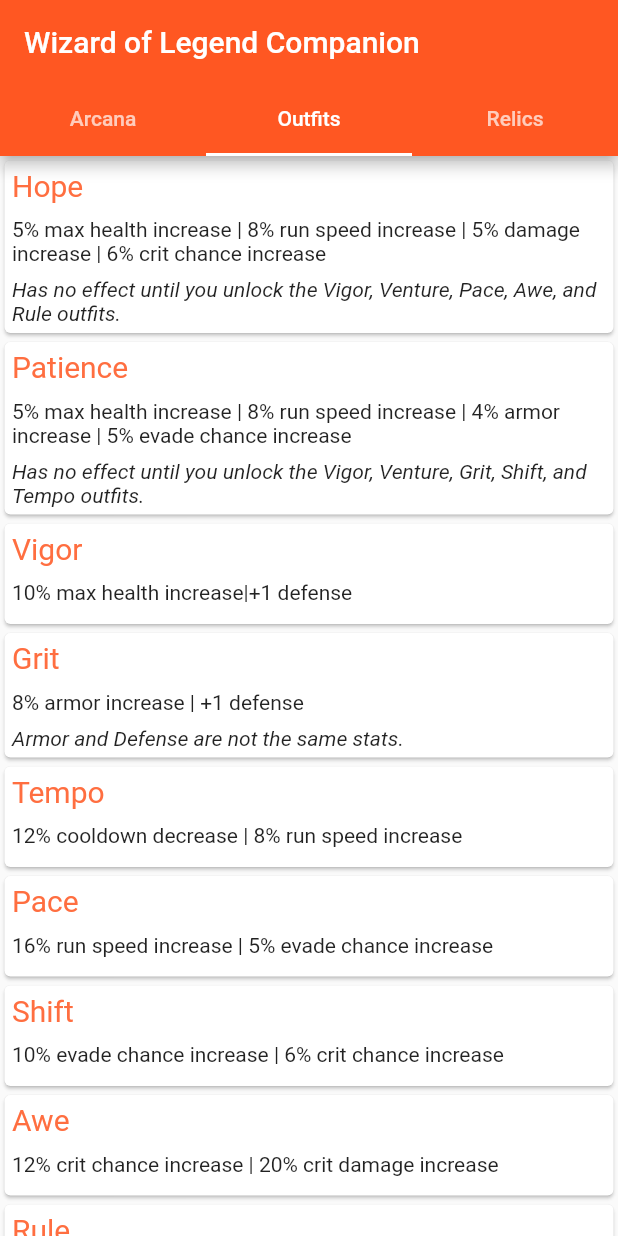
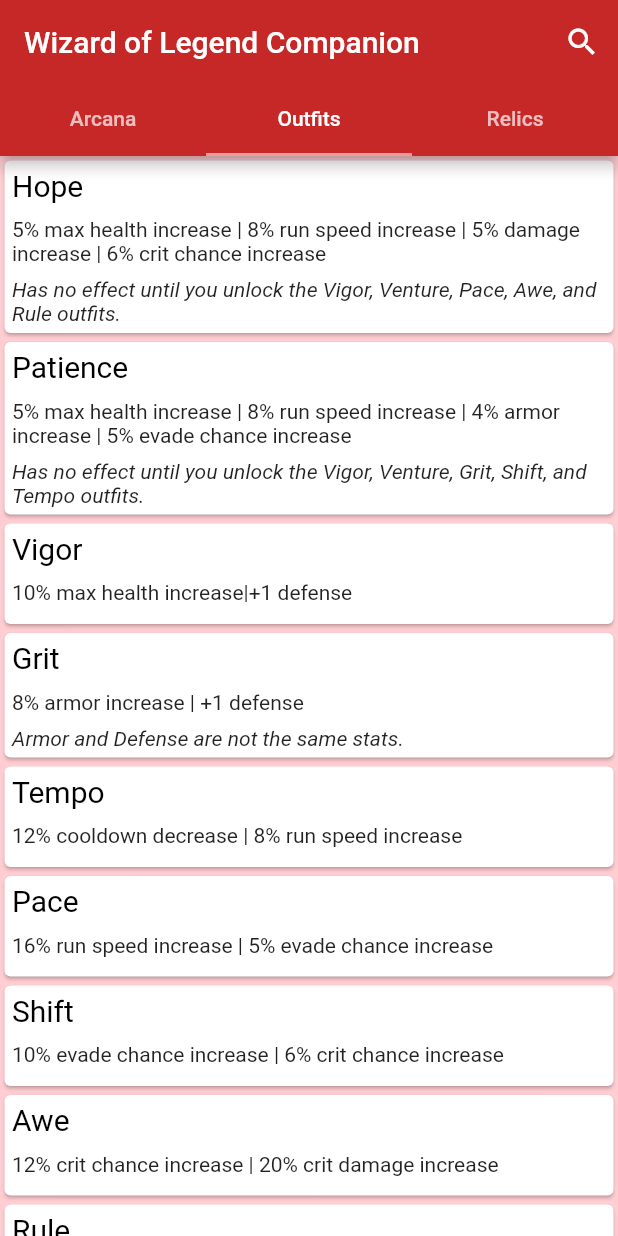
Before and after one commit to kawinskimar/flutter-wol-companion, a Flutter app: the screen it shows after launch, tab 2 chosen, on a phone screen of 412 x 824 dp. Run offline on Flutter 3.47's test engine with Material 2 defaults, Android fonts, the phone set to English and light mode, and no system bars; missing offline and left inert: loader_search_bar.

Commit message:
Some updates

```diff
--- a/lib/main.dart
+++ b/lib/main.dart
@@ -2,13 +2,17 @@ import 'package:flutter/material.dart';
 import 'package:flutter/services.dart' show rootBundle;
 import 'dart:async' show Future;
 import 'dart:convert';
+import 'package:loader_search_bar/loader_search_bar.dart';
 
 const JsonCodec json = const JsonCodec();
 
 void main() {
   runApp(new MaterialApp(
     theme: new ThemeData(
-        primarySwatch: Colors.deepOrange, backgroundColor: Colors.white30),
+        brightness: Brightness.light,
+        primaryColor: Colors.red[800],
+        accentColor: Colors.red[200],
+        scaffoldBackgroundColor: Colors.red[100]),
     home: new HomePage(),
   ));
 }
@@ -56,6 +60,12 @@ class _HomePageState extends State<HomePage> {
         length: 3,
         child: Scaffold(
             appBar: AppBar(
+              actions: <Widget>[
+                new IconButton(
+                  icon: new Icon(Icons.search),
+                  onPressed: () {},
+                )
+              ],
               bottom: TabBar(
                 tabs: [
                   Tab(text: "Arcana"),
@@ -65,7 +75,10 @@ class _HomePageState extends State<HomePage> {
               ),
               title: Text('Wizard of Legend Companion'),
             ),
-            body: TabBarView(children: [
+            body: Stack(
+              children:[
+
+                TabBarView(children: [
               new ListView.builder(
                   itemCount: arcana == null ? 0 : arcana.length,
                   itemBuilder: (BuildContext context, int index) {
@@ -78,8 +91,7 @@ class _HomePageState extends State<HomePage> {
                                 padding: EdgeInsets.all(5.0),
                                 child: Text(arcana[index]['name'],
                                     style: new TextStyle(
-                                        fontSize: 20.0,
-                                        color: Colors.deepOrangeAccent)),
+                                        fontSize: 20.0, color: Colors.black)),
                               ),
                               Container(
                                   padding: EdgeInsets.all(5.0),
@@ -102,7 +114,6 @@ class _HomePageState extends State<HomePage> {
                   itemCount: outfits == null ? 0 : outfits.length,
                   itemBuilder: (BuildContext context, int index) {
                     return new Card(
-                        color: Colors.white,
                         margin: EdgeInsets.all(3.0),
                         child: Column(
                             crossAxisAlignment: CrossAxisAlignment.start,
@@ -111,8 +122,7 @@ class _HomePageState extends State<HomePage> {
                                 padding: EdgeInsets.all(5.0),
                                 child: Text(outfits[index]['name'],
                                     style: new TextStyle(
-                                        fontSize: 20.0,
-                                        color: Colors.deepOrangeAccent)),
+                                        fontSize: 20.0, color: Colors.black)),
                               ),
                               Container(
                                   padding: EdgeInsets.all(5.0),
@@ -131,7 +141,6 @@ class _HomePageState extends State<HomePage> {
                   itemCount: relics == null ? 0 : relics.length,
                   itemBuilder: (BuildContext context, int index) {
                     return new Card(
-                        color: Colors.white,
                         margin: EdgeInsets.all(3.0),
                         child: Column(
                             crossAxisAlignment: CrossAxisAlignment.start,
@@ -140,8 +149,7 @@ class _HomePageState extends State<HomePage> {
                                 padding: EdgeInsets.all(5.0),
                                 child: Text(relics[index]['name'],
                                     style: new TextStyle(
-                                        fontSize: 20.0,
-                                        color: Colors.deepOrangeAccent)),
+                                        fontSize: 20.0, color: Colors.black)),
                               ),
                               Container(
                                   padding: EdgeInsets.all(5.0),
@@ -154,6 +162,6 @@ class _HomePageState extends State<HomePage> {
                                           fontStyle: FontStyle.italic)))
                             ]));
                   })
-            ])));
+            ]])));
   }
 }
--- a/pubspec.yaml
+++ b/pubspec.yaml
@@ -8,6 +8,7 @@ dependencies:
   # The following adds the Cupertino Icons font to your application.
   # Use with the CupertinoIcons class for iOS style icons.
   cupertino_icons: ^0.1.2
+  loader_search_bar: "^0.0.2+3"
 
 dev_dependencies:
   flutter_test:
```
Also changed, not shown: pubspec.lock.
